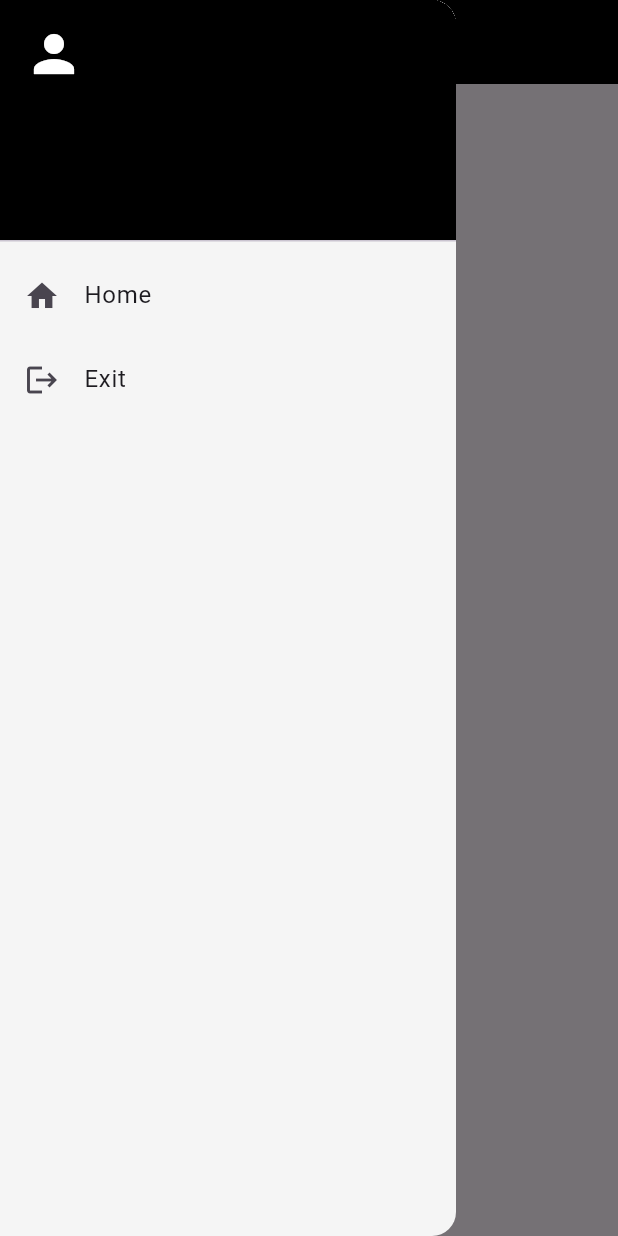
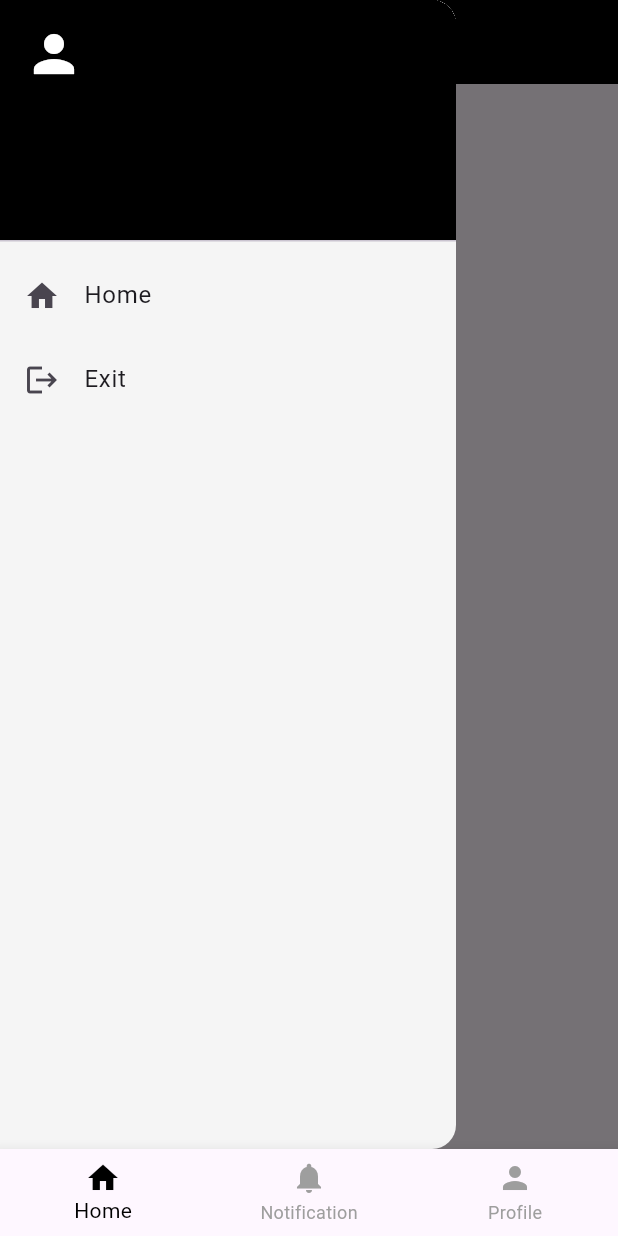
Before and after one commit to milan-koirala/flutterfire_auth_app, a Flutter app: the screen it shows once a user with an empty profile is signed in, with the side drawer open, on a phone screen of 412 x 824 dp. Run offline on Flutter 3.47's test engine with Material 3 defaults, Android fonts, the phone set to English and light mode, and no system bars; our stand-ins replace firebase_auth, firebase_core, flutter_local_notifications, google_sign_in; accounts and stored records are empty; network calls fail.

Commit message:
Update AuthPage to redirect logged-in users to DashboardPage instead of HomePage

```diff
--- a/lib/pages/auth_page.dart
+++ b/lib/pages/auth_page.dart
@@ -1,6 +1,6 @@
 import 'package:firebase_auth/firebase_auth.dart';
 import 'package:flutter/material.dart';
-import 'package:flutterfire_auth/pages/home_page.dart';
+import 'package:flutterfire_auth/pages/dashboard_page.dart';
 import 'package:flutterfire_auth/pages/login_or_register_page.dart';
 
 class AuthPage extends StatelessWidget {
@@ -14,16 +14,14 @@ class AuthPage extends StatelessWidget {
         builder: (context, snapshot) {
           // user is logged in
           if (snapshot.hasData) {
-            return HomePage();
+            return const DashboardPage();
           }
-
           // user is not logged in
           else {
             return LoginOrRegisterPage();
           }
         },
       ),
-
     );
   }
 }
```
